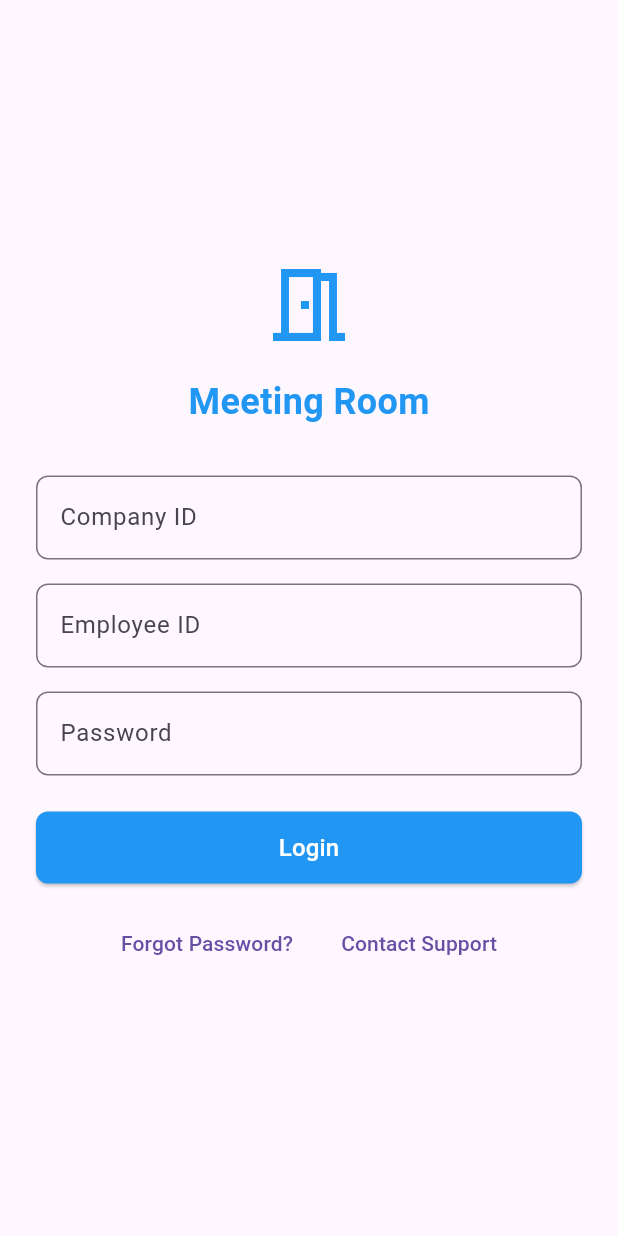
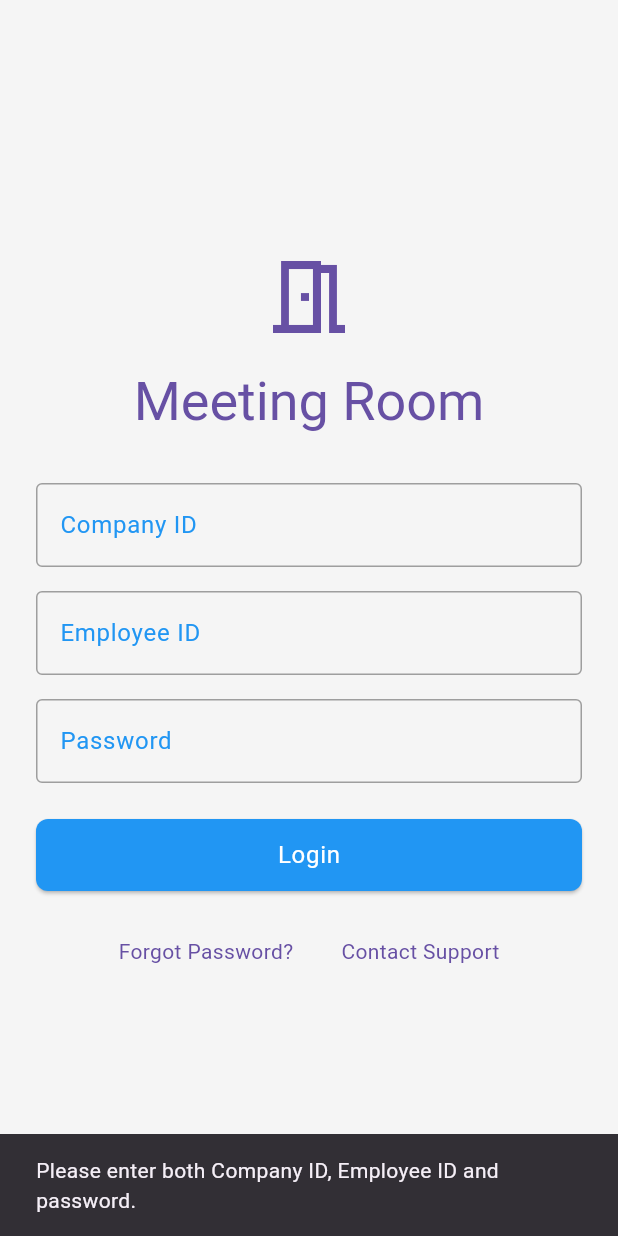
Before and after one commit to Andrewxyz123/MeetEasy, a Flutter app: the screen it shows after launch, after a tap on "Login", on a phone screen of 412 x 824 dp. Run offline on Flutter 3.47's test engine with Material 3 defaults, Android fonts, the phone set to English and light mode, and no system bars.

Commit message:
add controllers for login (add unfinished page create booking and room)

```diff
--- /dev/null
+++ b/frontend/frontend/lib/controllers/LoginController.dart
@@ -0,0 +1,53 @@
+import 'dart:convert';
+import 'package:flutter/material.dart';
+import 'package:http/http.dart' as http;
+
+class LoginController {
+  Future<void> loginUser({
+    required String company_id,
+    required String employee_id,
+    required String password,
+    required BuildContext context,
+  }) async {
+    if (company_id.isEmpty || password.isEmpty || employee_id.isEmpty) {
+      ScaffoldMessenger.of(context).showSnackBar(
+        SnackBar(content: Text('Please enter both Company ID, Employee ID and password.')),
+      );
+      return;
+    }
+
+    try {
+      // Replace with your backend URL
+      final url = Uri.parse('https://your-backend-url.com/api/login');
+
+      // Send a POST request to the backend
+      final response = await http.post(
+        url,
+        headers: {'Content-Type': 'application/json'},
+        body: jsonEncode({'company_id': company_id, 'employee_id': employee_id , 'password': password}),
+      );
+
+      if (response.statusCode == 200) {
+        // Login successful
+        final data = jsonDecode(response.body);
+        ScaffoldMessenger.of(context).showSnackBar(
+          SnackBar(content: Text('Login successful! Welcome, ${data['name']}.')),
+        );
+
+        // Navigate to the next page
+        Navigator.pushReplacementNamed(context, '/dashboard');
+      } else {
+        // Login failed
+        final error = jsonDecode(response.body);
+        ScaffoldMessenger.of(context).showSnackBar(
+          SnackBar(content: Text('Login failed: ${error['message']}')),
+        );
+      }
+    } catch (error) {
+      // Handle network errors
+      ScaffoldMessenger.of(context).showSnackBar(
+        SnackBar(content: Text('Error: Could not connect to the server.')),
+      );
+    }
+  }
+}
--- a/frontend/frontend/lib/main.dart
+++ b/frontend/frontend/lib/main.dart
@@ -12,6 +12,35 @@ class MyApp extends StatelessWidget {
   Widget build(BuildContext context) {
     return MaterialApp(
       debugShowCheckedModeBanner: false,
+      theme: ThemeData(
+        primarySwatch: Colors.blue, // Define a primary color
+        scaffoldBackgroundColor: Colors.grey[100], // Background for all screens
+        textTheme: const TextTheme(
+          displayLarge: TextStyle(fontSize: 32, fontWeight: FontWeight.bold, color: Colors.black),
+          bodyLarge: TextStyle(fontSize: 16, color: Colors.black87),
+          bodyMedium: TextStyle(fontSize: 14, color: Colors.black54),
+          bodySmall: TextStyle(fontSize: 12, color: Colors.black54),
+        ),
+        inputDecorationTheme: const InputDecorationTheme(
+          border: OutlineInputBorder(),
+          focusedBorder: OutlineInputBorder(
+            borderSide: BorderSide(color: Colors.blue),
+          ),
+          enabledBorder: OutlineInputBorder(
+            borderSide: BorderSide(color: Colors.grey),
+          ),
+          labelStyle: TextStyle(color: Colors.blue),
+        ),
+        elevatedButtonTheme: ElevatedButtonThemeData(
+          style: ElevatedButton.styleFrom(
+            backgroundColor: Colors.blue,
+            textStyle: const TextStyle(fontSize: 16, fontWeight: FontWeight.bold),
+            shape: RoundedRectangleBorder(
+              borderRadius: BorderRadius.circular(8),
+            ),
+          ),
+        ),
+      ),
       home: LoginPage(),
     );
   }
--- a/frontend/frontend/lib/pages/login_page.dart
+++ b/frontend/frontend/lib/pages/login_page.dart
@@ -1,12 +1,16 @@
 import 'package:flutter/material.dart';
+import '../controllers/loginController.dart';
 
 class LoginPage extends StatelessWidget {
+  // text field controller
+  final companyIdController = TextEditingController();
+  final employeeIdController = TextEditingController();
+  final passwordController = TextEditingController();
+  final LoginController loginController = LoginController();
 
-   // text field controller
-  final usernameController = TextEditingController();
-  final passwordController = TextEditingController();
   @override
   Widget build(BuildContext context) {
+    final theme = Theme.of(context); // Access the current theme
     return Scaffold(
       body: Center(
         child: Padding(
@@ -17,33 +21,27 @@ class LoginPage extends StatelessWidget {
               Icon(
                 Icons.meeting_room_outlined,
                 size: 64.0,
-                color: Colors.blue,
+                color: theme.primaryColor, // Use primary color from theme
               ),
               SizedBox(height: 16.0),
               Text(
                 'Meeting Room',
-                style: TextStyle(
-                  fontSize: 24.0,
-                  fontWeight: FontWeight.bold,
-                  color: Colors.blue,
+                style: theme.textTheme.displaySmall?.copyWith(
+                  color: theme.primaryColor, // Modify color if necessary
                 ),
               ),
               SizedBox(height: 32.0),
               TextField(
                 decoration: InputDecoration(
                   labelText: 'Company ID',
-                  border: OutlineInputBorder(
-                    borderRadius: BorderRadius.circular(8.0),
-                  ),
+                  border: theme.inputDecorationTheme.border, // Use border style from theme
                 ),
               ),
               SizedBox(height: 16.0),
               TextField(
                 decoration: InputDecoration(
                   labelText: 'Employee ID',
-                  border: OutlineInputBorder(
-                    borderRadius: BorderRadius.circular(8.0),
-                  ),
+                  border: theme.inputDecorationTheme.border, // Use border style from theme
                 ),
               ),
               SizedBox(height: 16.0),
@@ -51,26 +49,26 @@ class LoginPage extends StatelessWidget {
                 obscureText: true,
                 decoration: InputDecoration(
                   labelText: 'Password',
-                  border: OutlineInputBorder(
-                    borderRadius: BorderRadius.circular(8.0),
-                  ),
+                  border: theme.inputDecorationTheme.border, // Use border style from theme
                 ),
               ),
               SizedBox(height: 24.0),
               ElevatedButton(
                 onPressed: () {
                   // Handle login action
+                  loginController.loginUser(
+                    company_id: companyIdController.text,
+                    employee_id: employeeIdController.text,
+                    password: passwordController.text,
+                    context: context,
+                  );
                 },
-                style: ElevatedButton.styleFrom(
-                  minimumSize: Size(double.infinity, 48.0),
-                  shape: RoundedRectangleBorder(
-                    borderRadius: BorderRadius.circular(8.0),
-                  ),
-                  backgroundColor: Colors.blue,
+                style: theme.elevatedButtonTheme.style?.copyWith(
+                  minimumSize: MaterialStateProperty.all(Size(double.infinity, 48.0)),
                 ),
                 child: Text(
                   'Login',
-                  style: TextStyle(fontSize: 16.0, color: Colors.white),
+                  style: theme.textTheme.bodyLarge?.copyWith(color: Colors.white),
                 ),
               ),
               SizedBox(height: 16.0),
@@ -81,14 +79,24 @@ class LoginPage extends StatelessWidget {
                     onPressed: () {
                       // Handle forgot password
                     },
-                    child: Text('Forgot Password?'),
+                    child: Text(
+                      'Forgot Password?',
+                      style: theme.textTheme.bodyMedium?.copyWith(
+                        color: theme.primaryColor, // Match theme primary color
+                      ),
+                    ),
                   ),
                   SizedBox(width: 8.0),
                   TextButton(
                     onPressed: () {
                       // Handle contact support
                     },
-                    child: Text('Contact Support'),
+                    child: Text(
+                      'Contact Support',
+                      style: theme.textTheme.bodyMedium?.copyWith(
+                        color: theme.primaryColor, // Match theme primary color
+                      ),
+                    ),
                   ),
                 ],
               ),
@@ -99,9 +107,3 @@ class LoginPage extends StatelessWidget {
     );
   }
 }
-
-// void main() {
-//   runApp(MaterialApp(
-//     home: LoginPage(),
-//   ));
-// }
--- a/frontend/frontend/pubspec.yaml
+++ b/frontend/frontend/pubspec.yaml
@@ -35,6 +35,7 @@ dependencies:
   # The following adds the Cupertino Icons font to your application.
   # Use with the CupertinoIcons class for iOS style icons.
   cupertino_icons: ^1.0.8
+  http: ^1.2.2
 
 dev_dependencies:
   flutter_test:
```
Also changed, not shown: frontend/frontend/lib/pages/create_booking.dart (added, +198 -0 lines), frontend/frontend/lib/pages/create_room.dart (added, +123 -0 lines), frontend/frontend/pubspec.lock.
